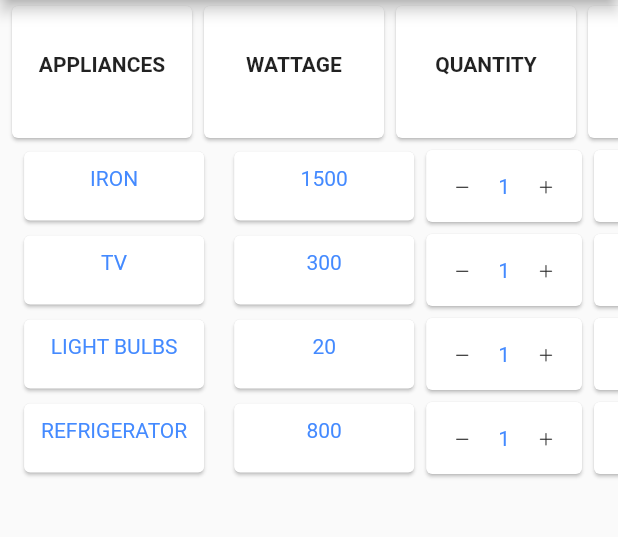
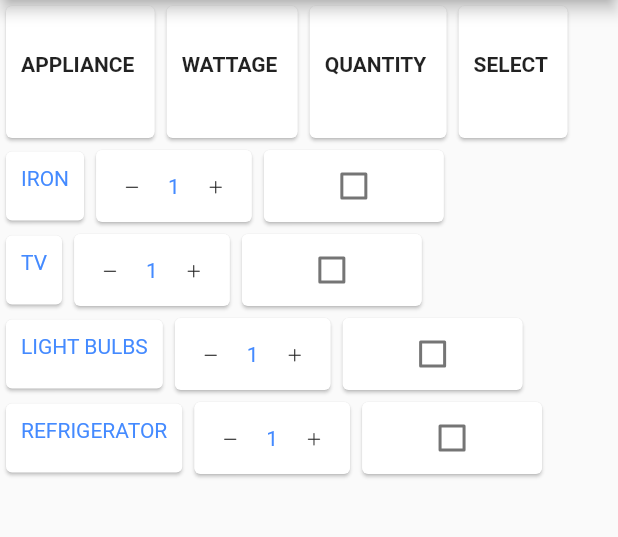
Before and after one commit to ZeggyRaph/load_assessment_getx, a Flutter app: the screen it shows after launch, on a phone screen of 412 x 824 dp, the part 84-621 px from its top. Run offline on Flutter 3.47's test engine with Material 2 defaults, Android fonts, the phone set to English and light mode, and no system bars; our stand-ins replace get.

```diff
--- a/lib/app/controller/appliance_controller.dart
+++ b/lib/app/controller/appliance_controller.dart
@@ -4,6 +4,7 @@ import 'package:load_assessment_getx/app/data/model/appliance_model.dart';
 
 class ApplianceController extends GetxController {
   Rx<List<Appliances>> appliances = Rx<List<Appliances>>([]);
+  //List<Appliances> app
 
   @override
   void onInit() {
@@ -20,7 +21,7 @@ class ApplianceController extends GetxController {
     super.onClose();
   }
 
-  final List<Appliances> userAppliances = [
+   final userAppliances = [
     Appliances(
         id: 1,
         name: 'IRON',
@@ -45,11 +46,34 @@ class ApplianceController extends GetxController {
 
   void quantityIncrement(int index) {
     //return qty + 1;
-    userAppliances[index].quantity++;
+    final _app = <Appliances>[];
+    userAppliances.forEach((element) {
+      if(userAppliances[index] == element){
+        element.quantity++;
+        _app.add(element);
+      }else{
+        _app.add(element);
+      }
+    });
+    userAppliances.value = _app;
+
   }
 
-  int quantityDecrement(qty) {
-    return (qty <= 1) ? 1 : qty - 1;
+  void quantityDecrement(int index) {
+   final _app = <Appliances>[];
+   userAppliances.forEach((element) {
+     if(userAppliances[index] == element){
+       if(element.quantity> 1){
+         element.quantity--;
+       }
+       _app.add(element);
+
+     }else{
+       _app.add(element);
+     }
+   });
+   userAppliances.value = _app;
+
   }
   // quantityIncrement(int qty) {
   //   appliances.value = List<Appliances>.from(appliances.value
--- a/lib/app/ui/screens/home_page.dart
+++ b/lib/app/ui/screens/home_page.dart
@@ -18,27 +18,27 @@ class HomePage extends StatelessWidget {
         ],
         title: const Text('LOAD ASSESSMENT'),
       ),
-      body: Container(
+      body: SizedBox(
         width: Get.width,
-
         child: ListView(
           scrollDirection: Axis.horizontal,
           shrinkWrap: true,
           children: [
-            Expanded(
-              child: Column(
+            Column(
+              mainAxisSize: MainAxisSize.min,
               mainAxisAlignment: MainAxisAlignment.start,
               crossAxisAlignment: CrossAxisAlignment.center,
               children: [
                 Expanded(
-                    child: ApplianceHeading(),),
+                  child: ApplianceHeading(),
+                ),
                 Expanded(
                   flex: 7,
-                    child: ApplianceList(),),
-
+                  child: ApplianceList(),
+                ),
+                //
                 //UserAppliance(),
               ],
-              ),
             ),
           ],
         ),
--- a/lib/app/ui/widget/appliance_heading.dart
+++ b/lib/app/ui/widget/appliance_heading.dart
@@ -1,69 +1,39 @@
 import 'package:flutter/material.dart';
+import 'package:get/get.dart';
 
 class ApplianceHeading extends StatelessWidget {
   const ApplianceHeading({Key? key}) : super(key: key);
 
   @override
   Widget build(BuildContext context) {
-    return Row(children: [
-      Card(
-        child: Container(
-          padding: EdgeInsets.all(10),
-          alignment: Alignment.center,
+    return Container(
+      width: Get.width,
+      child: Row(
+        mainAxisSize: MainAxisSize.min,
+        children: [
+          customCard("APPLIANCE"),
+          customCard("WATTAGE"),
+          customCard("QUANTITY"),
+          customCard("SELECT"),
+        ],
+      ),
+    );
+  }
 
-
-          margin: EdgeInsets.only(bottom: 10),
-          child: Text('APPLIANCES',
-            style: TextStyle(
-                fontSize: 14,
-                fontWeight:
-                FontWeight.bold),
+  Widget customCard(String title) {
+    return Card(
+      child: Container(
+        alignment: Alignment.center,
+        padding: const EdgeInsets.all(10),
+        margin: const EdgeInsets.only(bottom: 10),
+        child: Text(
+          "$title ",
+          style: const TextStyle(
+            fontSize: 14,
+            fontWeight: FontWeight.bold,
           ),
-
-          width: 120,
         ),
       ),
-      Card(
-        child: Container(
-          alignment: Alignment.center,
-          padding: EdgeInsets.all(10),
-          margin: EdgeInsets.only(bottom: 10),
-          child: Text('WATTAGE',
-            style: TextStyle(
-                fontSize: 14,
-                fontWeight:
-                FontWeight.bold),
-          ),
-          width: 120,
-        ),
-      ),
-      Card(child: Container(
-        alignment: Alignment.center,
-        padding: EdgeInsets.all(10),
-        margin: EdgeInsets.only(bottom: 10),
-        child: Text('QUANTITY',
-          style: TextStyle(
-              fontSize: 14,
-              fontWeight:
-              FontWeight.bold),
-        ),
-        width: 120,
-      ),),
-      Card(
-        child: Container(
-          alignment: Alignment.center,
-          padding: EdgeInsets.all(10),
-          margin: EdgeInsets.only(bottom: 10),
-          child: Text('SELECT',
-            style: TextStyle(
-                fontSize: 14,
-                fontWeight:
-                FontWeight.bold),
-          ),
-          width: 120,
-        ),
-      ),
-    ],
     );
   }
 }
--- a/lib/app/ui/widget/appliance_list.dart
+++ b/lib/app/ui/widget/appliance_list.dart
@@ -3,13 +3,13 @@ import 'package:flutter/material.dart';
 import 'package:get/get.dart';
 import 'package:load_assessment_getx/app/controller/appliance_controller.dart';
 
-class ApplianceList extends StatelessWidget {
+class ApplianceList extends GetView<ApplianceController> {
   final appliancesController = Get.put(ApplianceController());
 
   @override
   Widget build(BuildContext context) {
     return Container(
-      width: 520,
+      width: Get.width,
       child: ListView.builder(
         itemCount: appliancesController.userAppliances.length,
         shrinkWrap: true,
@@ -17,40 +17,18 @@ class ApplianceList extends StatelessWidget {
         itemBuilder: (applianceController, index) {
           return Row(
             mainAxisAlignment: MainAxisAlignment.start,
+            mainAxisSize: MainAxisSize.min,
             children: [
-              Expanded(
-                child: Column(
+              Column(
+                mainAxisSize: MainAxisSize.min,
                 children: [
                   Card(
                     child: Container(
                       alignment: Alignment.center,
-                        width: 120,
                       padding: const EdgeInsets.all(10),
                       margin: const EdgeInsets.only(bottom: 10),
                       child: Text(
                         appliancesController.userAppliances[index].name!,
-                          style: TextStyle(color: Colors.blueAccent),
-                        ),
-                      ),
-                    ),
-                  ],
-                ),
-              ),
-              Column(
-                children: [
-                  Card(
-                    child: Container(
-                      alignment: Alignment.center,
-                      width: 120,
-                      padding: const EdgeInsets.all(10),
-                      margin: const EdgeInsets.only(bottom: 10),
-                      child: Text(
-                        appliancesController.userAppliances[index].wattage !=
-                                null
-                            ? appliancesController
-                                .userAppliances[index].wattage
-                                .toString()
-                            : '',
                         style: TextStyle(color: Colors.blueAccent),
                       ),
                     ),
@@ -64,33 +42,26 @@ class ApplianceList extends StatelessWidget {
                   Card(
                     child: Center(
                       child: Row(
+                        mainAxisSize: MainAxisSize.min,
                         mainAxisAlignment: MainAxisAlignment.start,
                         children: [
-                          Expanded(
-                            child: IconButton(
+                          IconButton(
                             icon: const Icon(
                               CupertinoIcons.minus,
                               size: 12,
                             ),
-                              onPressed: () {
-                                appliancesController
-                                        .userAppliances[index].quantity =
-                                    appliancesController.quantityDecrement(
-                                        appliancesController
-                                            .userAppliances[index].quantity);
-                              },
+                            onPressed: () =>
+                                appliancesController.quantityDecrement(index),
                           ),
-                          ),
-                          Expanded(
-                            child: Text(
+                          Obx(
+                            () => Text(
                               appliancesController
                                   .userAppliances[index].quantity
                                   .toString(),
                               style: TextStyle(color: Colors.blueAccent),
                             ),
                           ),
-                          Expanded(
-                            child: IconButton(
+                          IconButton(
                             icon: const Icon(
                               CupertinoIcons.add,
                               size: 12,
@@ -101,7 +72,6 @@ class ApplianceList extends StatelessWidget {
                                   'The quantity is ${appliancesController.userAppliances[index].quantity}');
                             },
                           ),
-                          ),
                         ],
                       ),
                     ),
@@ -109,6 +79,7 @@ class ApplianceList extends StatelessWidget {
                 ],
               ),
               Column(
+                mainAxisSize: MainAxisSize.min,
                 children: [
                   Card(
                     child: Container(
```
Lines whose indentation alone changed are shown as unchanged.
